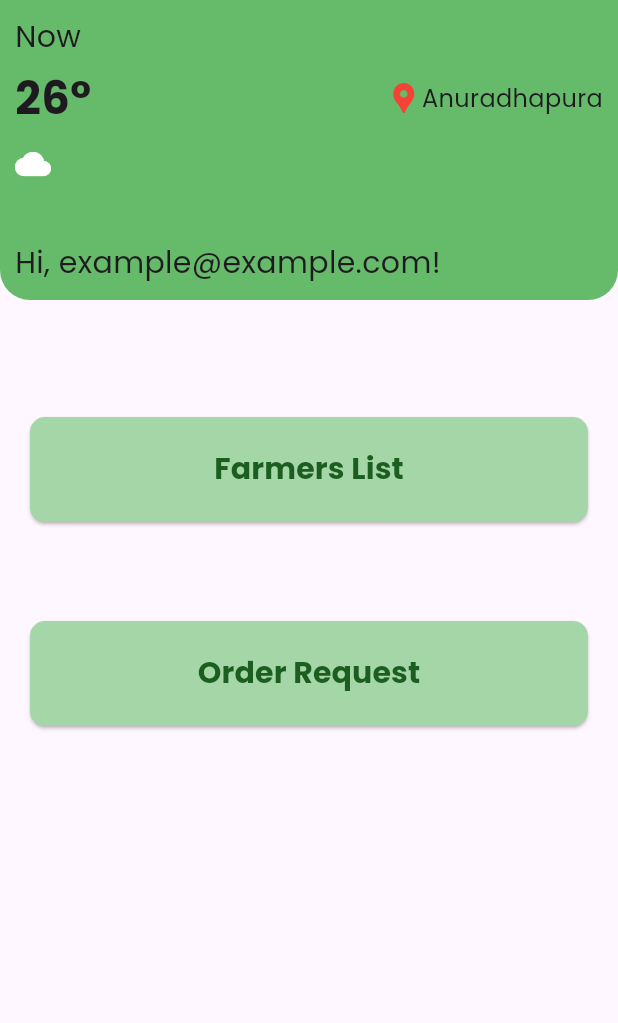
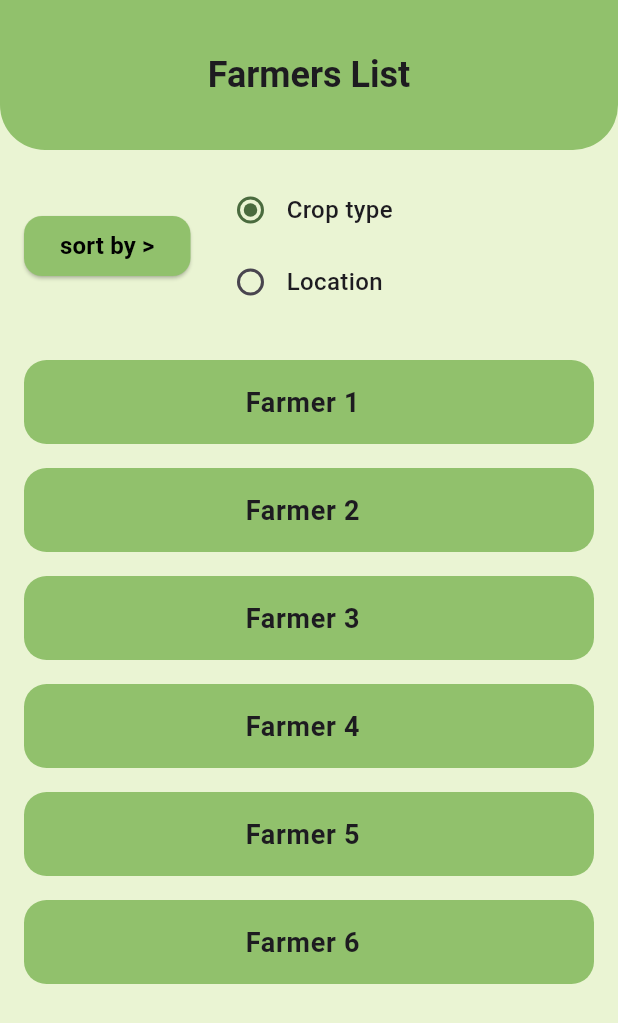
Before and after one commit to KavinduAluthwaththa/Capstone-Project-Frontend, a Flutter app: the screen it shows after launch, after a tap on "Farmers List", on a phone screen of 412 x 824 dp. Shown: the top 1023 px of the screen. Run offline on Flutter 3.47's test engine with Material 3 defaults, Android fonts, the phone set to English and light mode, and no system bars; our stand-ins replace google_fonts, jwt_decoder, lottie; network calls fail.

Commit message:
added farmersList page

```diff
--- /dev/null
+++ b/lib/farmer_area/FarmersList.dart
@@ -0,0 +1,163 @@
+import 'package:flutter/material.dart';
+
+void main() {
+  runApp(const FarmersList());
+}
+
+class FarmersList extends StatelessWidget {
+  const FarmersList({super.key});
+
+  @override
+  Widget build(BuildContext context) {
+    return MaterialApp(
+      debugShowCheckedModeBanner: false,
+      home: const FarmersListPage(),
+    );
+  }
+}
+
+class FarmersListPage extends StatefulWidget {
+  const FarmersListPage({super.key});
+
+  @override
+  _FarmersListPageState createState() => _FarmersListPageState();
+}
+
+class _FarmersListPageState extends State<FarmersListPage> {
+  String _selectedSort = "Crop type";
+
+  @override
+  Widget build(BuildContext context) {
+    return Scaffold(
+      backgroundColor: const Color(0xFFEAF4D3), // Light green background
+      appBar: AppBar(
+        title: const Text(
+          "Farmers List",
+          style: TextStyle(fontWeight: FontWeight.bold, fontSize: 24),
+        ),
+        backgroundColor: const Color(0xFF91C16C), // Dark greenish header
+        centerTitle: true,
+        toolbarHeight: 100, // Adjust the height as needed
+        shape: const RoundedRectangleBorder(
+          borderRadius: BorderRadius.vertical(bottom: Radius.circular(30)),
+        ),
+      ),
+
+      body: Padding(
+        padding: const EdgeInsets.all(16.0),
+        child: Column(
+          children: [
+            // Sort Section
+            Row(
+              mainAxisAlignment: MainAxisAlignment.start,
+              children: [
+                ElevatedButton(
+                  style: ElevatedButton.styleFrom(
+                    backgroundColor: const Color(0xFF91C16C),
+                    shape: RoundedRectangleBorder(
+                      borderRadius: BorderRadius.circular(12),
+                    ),
+                  ),
+                  onPressed: () {},
+                  child: const Text(
+                    "sort by >",
+                    style: TextStyle(
+                      fontWeight: FontWeight.bold,
+                      fontSize: 16,
+                      color: Colors.black,
+                    ),
+                  ),
+                ),
+                const SizedBox(width: 16),
+                Column(
+                  crossAxisAlignment: CrossAxisAlignment.start,
+                  children: [
+                    _buildRadioButton("Crop type"),
+                    _buildRadioButton("Location"),
+                  ],
+                ),
+              ],
+            ),
+            const SizedBox(height: 20),
+
+            // Farmers List
+            Expanded(
+              child: ListView.builder(
+                itemCount: 6,
+                itemBuilder: (context, index) {
+                  return Padding(
+                    padding: const EdgeInsets.symmetric(vertical: 8.0),
+                    child: Container(
+                      decoration: BoxDecoration(
+                        color: const Color(0xFF91C16C), // Green button color
+                        borderRadius: BorderRadius.circular(15),
+                      ),
+                      child: ListTile(
+                        title: Text(
+                          "Farmer ${index + 1}",
+                          textAlign: TextAlign.center,
+                          style: const TextStyle(
+                            fontWeight: FontWeight.bold,
+                            fontSize: 18,
+                          ),
+                        ),
+                      ),
+                    ),
+                  );
+                },
+              ),
+            ),
+          ],
+        ),
+      ),
+
+      // Bottom Navigation Bar
+      // bottomNavigationBar: BottomNavigationBar(
+      //   backgroundColor: const Color(0xFF4A6B3E),
+      //   selectedItemColor: Colors.white,
+      //   unselectedItemColor: Colors.white70,
+      //   showUnselectedLabels: true,
+      //   items: const [
+      //     BottomNavigationBarItem(
+      //       icon: Icon(Icons.home),
+      //       label: "Home",
+      //     ),
+      //     BottomNavigationBarItem(
+      //       icon: Icon(Icons.cloud),
+      //       label: "Com.chat",
+      //     ),
+      //     BottomNavigationBarItem(
+      //       icon: Icon(Icons.android),
+      //       label: "AI chat bot",
+      //     ),
+      //     BottomNavigationBarItem(
+      //       icon: Icon(Icons.person),
+      //       label: "My account",
+      //     ),
+      //   ],
+      // ),
+    );
+  }
+
+  // Radio Button Widget
+  Widget _buildRadioButton(String title) {
+    return Row(
+      children: [
+        Radio(
+          value: title,
+          groupValue: _selectedSort,
+          activeColor: const Color(0xFF4A6B3E),
+          onChanged: (value) {
+            setState(() {
+              _selectedSort = value.toString();
+            });
+          },
+        ),
+        Text(
+          title,
+          style: const TextStyle(fontSize: 16, fontWeight: FontWeight.w500),
+        ),
+      ],
+    );
+  }
+}
--- a/lib/shop_owner_area/shop_owner_main_page.dart
+++ b/lib/shop_owner_area/shop_owner_main_page.dart
@@ -1,5 +1,9 @@
+import 'package:capsfront/farmer_area/FarmersList.dart';
 import 'package:flutter/material.dart';
 import 'package:google_fonts/google_fonts.dart';
+
+// Import the FarmersListPage
+
 
 class ShopOwnerMainPage extends StatefulWidget {
   final String email;
@@ -13,7 +17,7 @@ class _ShopOwnerMainPageState extends State<ShopOwnerMainPage> {
   @override
   Widget build(BuildContext context) {
     return Scaffold(
-      body: Shop(shopOwnerEmail: widget.email), // Pass email if needed
+      body: Shop(shopOwnerEmail: widget.email),
     );
   }
 }
@@ -79,9 +83,9 @@ class Shop extends StatelessWidget {
                 padding: const EdgeInsets.all(20.0),
                 child: Column(
                   children: [
-                    buildButton('Farmers List'),
+                    buildButton(context, 'Farmers List'), // Pass context
                     const SizedBox(height: 50),
-                    buildButton('Order Request'),
+                    buildButton(context, 'Order Request'), // Pass context
                   ],
                 ),
               ),
@@ -92,7 +96,8 @@ class Shop extends StatelessWidget {
     );
   }
 
-  Widget buildButton(String text) {
+  // Updated buildButton method with navigation support
+  Widget buildButton(BuildContext context, String text) {
     return Padding(
       padding: const EdgeInsets.symmetric(vertical: 8.0),
       child: SizedBox(
@@ -105,10 +110,46 @@ class Shop extends StatelessWidget {
               borderRadius: BorderRadius.circular(10),
             ),
           ),
-          onPressed: () {},
-          child: Text(text, style: GoogleFonts.poppins(fontSize: 20, color: Colors.green.shade900, fontWeight: FontWeight.bold)),
+          onPressed: () {
+            if (text == 'Farmers List') {
+              Navigator.push(
+                context,
+                MaterialPageRoute(builder: (context) => const FarmersList()),
+              );
+            } else if (text == 'Order Request') {
+              ScaffoldMessenger.of(context).showSnackBar(
+                const SnackBar(content: Text('Order Request button clicked')),
+              );
+            }
+          },
+          child: Text(
+            text,
+            style: GoogleFonts.poppins(
+              fontSize: 20,
+              color: Colors.green.shade900,
+              fontWeight: FontWeight.bold,
+            ),
+          ),
         ),
       ),
     );
   }
 }
+
+// Placeholder FarmersListPage
+class FarmersListPage extends StatelessWidget {
+  const FarmersListPage({super.key});
+
+  @override
+  Widget build(BuildContext context) {
+    return Scaffold(
+      appBar: AppBar(
+        title: const Text('Farmers List'),
+        backgroundColor: Colors.green,
+      ),
+      body: const Center(
+        child: Text('This is the Farmers List page'),
+      ),
+    );
+  }
+}
```
